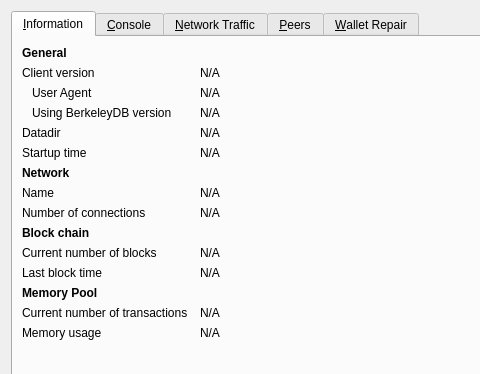
Old version of the form src/qt/forms/debugwindow.ui in the repository PaladeumBlockchain/Paladeum; both pictures show x 0 to 480 and y 0 to 374 of the 740 by 480 pixel window.
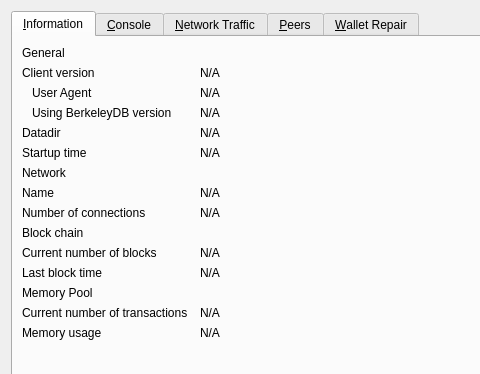
New version of the form. Icons and pictures are not drawn. Custom widgets are drawn as their Qt base class.

What changed in the file:
```diff
--- a/src/qt/forms/debugwindow.ui
+++ b/src/qt/forms/debugwindow.ui
@@ -31,8 +31,8 @@
         <widget class="QLabel" name="label_9">
          <property name="font">
           <font>
-           <weight>75</weight>
-           <bold>true</bold>
+           <weight>57</weight>
+           <bold>false</bold>
           </font>
          </property>
          <property name="text">
@@ -168,8 +168,8 @@
            <widget class="QLabel" name="labelNetwork">
                <property name="font">
                    <font>
-                       <weight>75</weight>
-                       <bold>true</bold>
+                       <weight>57</weight>
+                       <bold>false</bold>
                    </font>
                </property>
                <property name="text">
@@ -227,8 +227,8 @@
         <widget class="QLabel" name="label_10">
          <property name="font">
           <font>
-           <weight>75</weight>
-           <bold>true</bold>
+           <weight>57</weight>
+           <bold>false</bold>
           </font>
          </property>
          <property name="text">
@@ -286,8 +286,8 @@
         <widget class="QLabel" name="labelMempoolTitle">
          <property name="font">
           <font>
-           <weight>75</weight>
-           <bold>true</bold>
+           <weight>57</weight>
+           <bold>false</bold>
           </font>
          </property>
          <property name="text">
```
